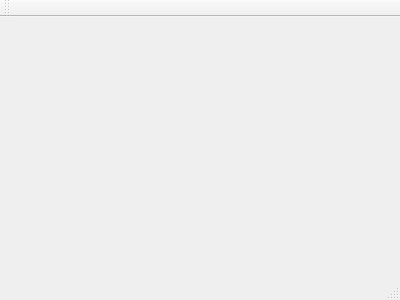
The window that MainWindow.ui (Bolayniuss/CatamranGUI_Dev) describes before a commit, drawn with Qt 5.
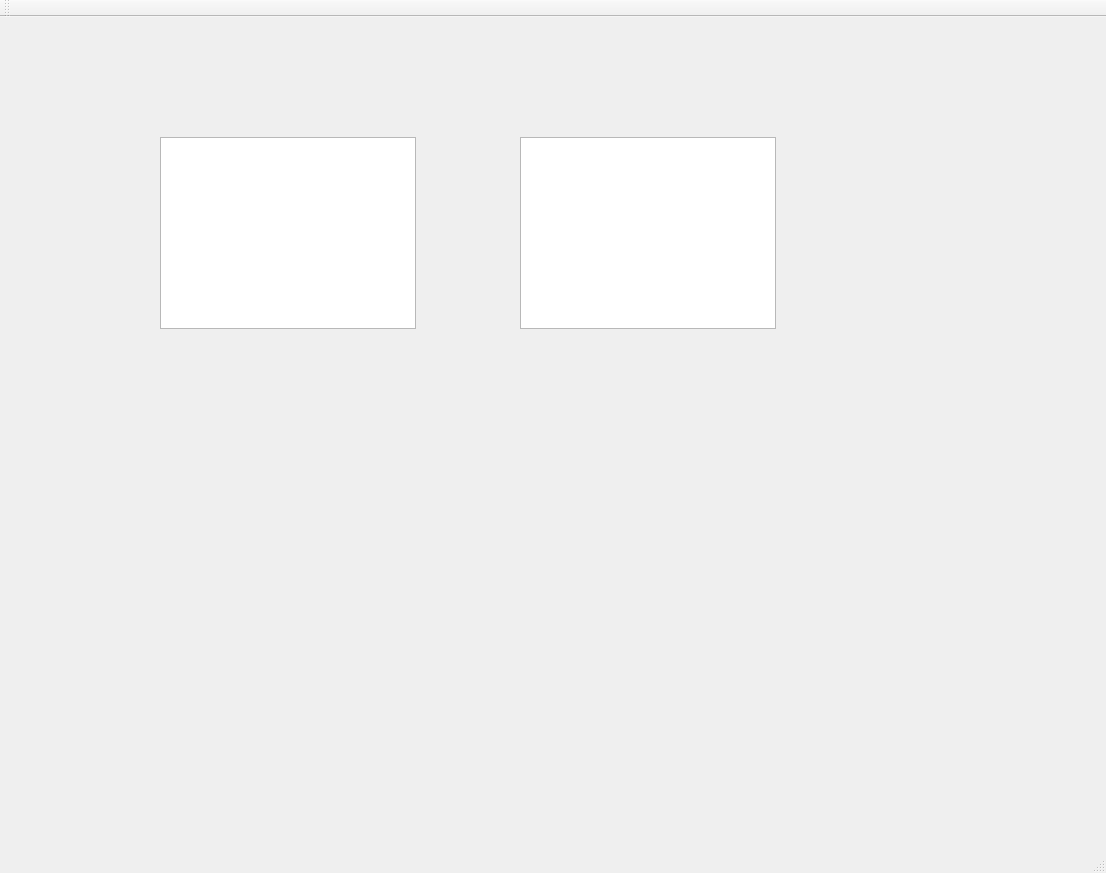
The same window after the commit.

Commit message: Modification of SensorInputItem and SensorInputsModel Add Model to MainWindow

```diff
--- a/MainWindow.ui
+++ b/MainWindow.ui
@@ -1,24 +1,60 @@
 <ui version="4.0">
  <class>MainWindow</class>
- <widget class="QMainWindow" name="MainWindow" >
-  <property name="geometry" >
+ <widget class="QMainWindow" name="MainWindow">
+  <property name="geometry">
    <rect>
     <x>0</x>
     <y>0</y>
-    <width>400</width>
-    <height>300</height>
+    <width>1106</width>
+    <height>873</height>
    </rect>
   </property>
   <property name="windowTitle" >
    <string>MainWindow</string>
   </property>
-  <widget class="QMenuBar" name="menuBar" />
-  <widget class="QToolBar" name="mainToolBar" />
-  <widget class="QWidget" name="centralWidget" />
-  <widget class="QStatusBar" name="statusBar" />
+  <widget class="QWidget" name="centralWidget">
+   <widget class="QTableWidget" name="tableWidget">
+    <property name="geometry">
+     <rect>
+      <x>520</x>
+      <y>120</y>
+      <width>256</width>
+      <height>192</height>
+     </rect>
+    </property>
+   </widget>
+   <widget class="QTreeView" name="availableSensorInputs">
+    <property name="geometry">
+     <rect>
+      <x>160</x>
+      <y>120</y>
+      <width>256</width>
+      <height>192</height>
+     </rect>
+    </property>
+   </widget>
+  </widget>
+  <widget class="QMenuBar" name="menuBar">
+   <property name="geometry">
+    <rect>
+     <x>0</x>
+     <y>0</y>
+     <width>1106</width>
+     <height>22</height>
+    </rect>
+   </property>
+  </widget>
+  <widget class="QToolBar" name="mainToolBar">
+   <attribute name="toolBarArea">
+    <enum>TopToolBarArea</enum>
+   </attribute>
+   <attribute name="toolBarBreak">
+    <bool>false</bool>
+   </attribute>
+  </widget>
+  <widget class="QStatusBar" name="statusBar"/>
  </widget>
- <layoutDefault spacing="6" margin="11" />
- <pixmapfunction></pixmapfunction>
+ <layoutdefault spacing="6" margin="11"/>
  <resources/>
  <connections/>
 </ui>
```
Left out of the diff: 3 changed lines with no effect on the pictures. The commit also changes 6 other files.
